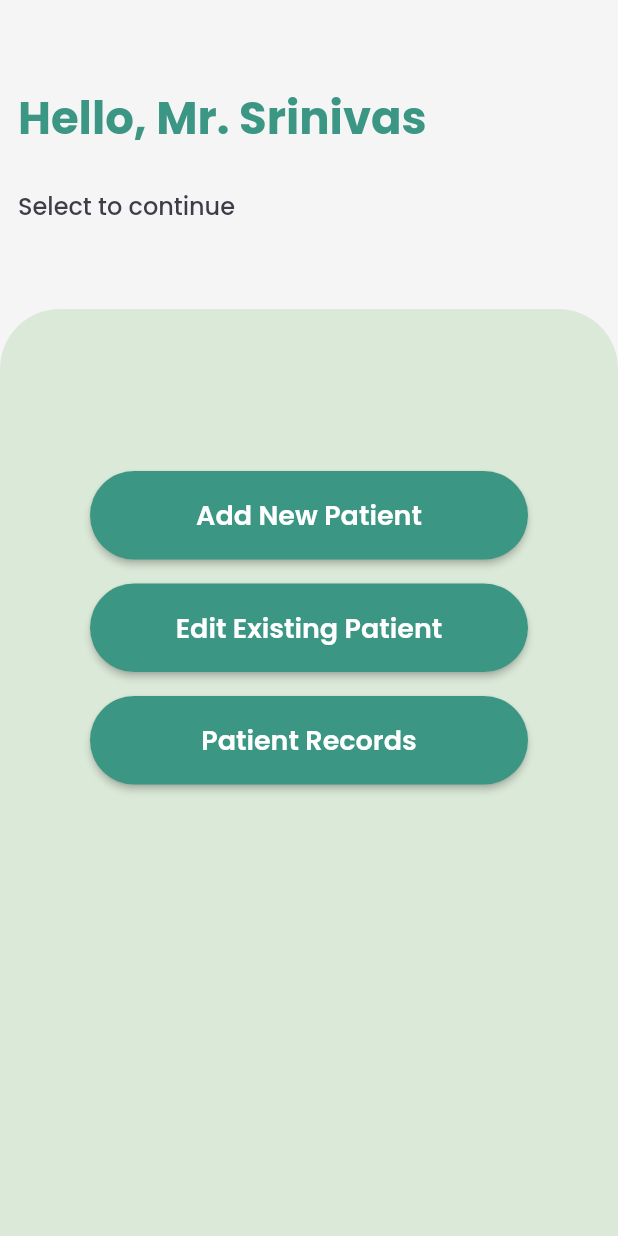
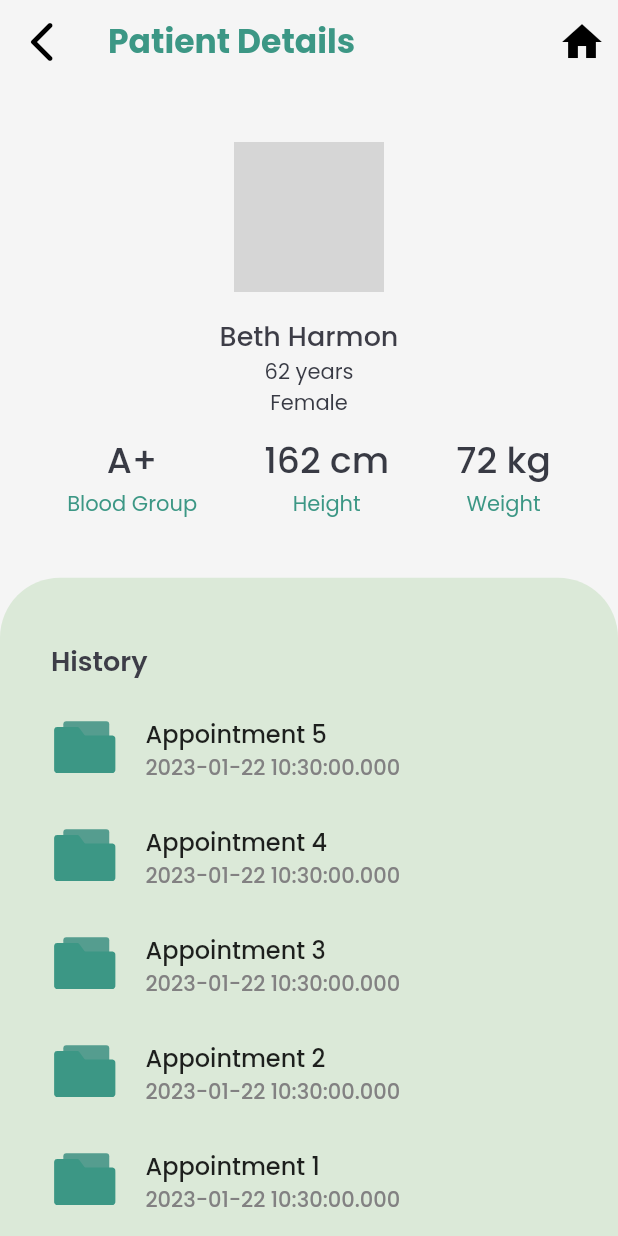
Before and after one commit to Vaibhav-Ramola/vaidyo-app, a Flutter app: the screen it shows after launch, on a phone screen of 412 x 824 dp. Run offline on Flutter 3.47's test engine with Material 2 defaults, Android fonts, the phone set to English and light mode, and no system bars; our stand-ins replace flutter_svg, google_fonts; network calls fail; project files that could hold a hidden picture were left out; grey boxes are pictures that could not be loaded.

Commit message:
finished patient details screen

```diff
--- a/lib/main.dart
+++ b/lib/main.dart
@@ -2,6 +2,7 @@ import 'package:flutter/material.dart';
 import 'package:vaidyo_app/pages/get_started_page.dart';
 import 'package:vaidyo_app/pages/lang_select_page.dart';
 import 'package:vaidyo_app/pages/login_page.dart';
+import 'package:vaidyo_app/pages/patients_details_page.dart';
 import 'package:vaidyo_app/pages/register_page.dart';
 import 'package:vaidyo_app/pages/select_page.dart';
 import 'package:vaidyo_app/pages/splash_screen.dart';
@@ -21,7 +22,7 @@ class MyApp extends StatelessWidget {
       theme: ThemeData(
         primarySwatch: Colors.blue,
       ),
-      home: const SelectPage(),
+      home: const PatientDetailsPage(),
     );
   }
 }
--- /dev/null
+++ b/lib/pages/patients_details_page.dart
@@ -0,0 +1,98 @@
+import 'package:flutter/material.dart';
+import 'package:google_fonts/google_fonts.dart';
+import 'package:vaidyo_app/theme_data.dart';
+import 'package:vaidyo_app/widgets/appointment_list.dart';
+import 'package:vaidyo_app/widgets/basic_details_container.dart';
+
+class PatientDetailsPage extends StatefulWidget {
+  const PatientDetailsPage({super.key});
+
+  @override
+  State<PatientDetailsPage> createState() => _PatientDetailsPageState();
+}
+
+class _PatientDetailsPageState extends State<PatientDetailsPage> {
+  @override
+  Widget build(BuildContext context) {
+    return Scaffold(
+      backgroundColor: backgroundColor,
+      appBar: AppBar(
+        elevation: 0,
+        backgroundColor: Colors.transparent,
+        leading: IconButton(
+          icon: const Icon(
+            Icons.arrow_back_ios_new_rounded,
+            color: Colors.black,
+            size: 32,
+          ),
+          onPressed: (() {}),
+        ),
+        title: Text(
+          "Patient Details",
+          style: GoogleFonts.poppins(
+            fontSize: 22,
+            fontWeight: FontWeight.w700,
+            color: const Color(0xff3C9785),
+          ),
+        ),
+        actions: [
+          IconButton(
+            onPressed: () {},
+            icon: const Icon(
+              Icons.home_sharp,
+              color: Colors.black,
+              size: 32,
+            ),
+          )
+        ],
+      ),
+      body: SafeArea(
+        child: Column(
+          children: [
+            const Flexible(
+              flex: 3,
+              child: BasicDetailsContainer(),
+            ),
+            Flexible(
+              flex: 4,
+              child: Container(
+                width: double.infinity,
+                padding: const EdgeInsets.only(
+                  top: 24,
+                  left: 16,
+                ),
+                decoration: const BoxDecoration(
+                  color: Color(0xffDBE9D8),
+                  borderRadius: BorderRadius.only(
+                    topLeft: Radius.circular(40),
+                    topRight: Radius.circular(40),
+                  ),
+                ),
+                child: Column(
+                  children: [
+                    Container(
+                      padding: const EdgeInsets.all(18),
+                      width: double.infinity,
+                      child: Text(
+                        "History",
+                        style: GoogleFonts.poppins(
+                          fontSize: 18,
+                          fontWeight: FontWeight.w600,
+                          color: const Color(0xff3D3D47),
+                        ),
+                        textAlign: TextAlign.left,
+                      ),
+                    ),
+                    const Expanded(
+                      child: AppointmentList(),
+                    ),
+                  ],
+                ),
+              ),
+            )
+          ],
+        ),
+      ),
+    );
+  }
+}
--- /dev/null
+++ b/lib/widgets/appointment_list.dart
@@ -0,0 +1,40 @@
+import 'package:flutter/material.dart';
+import 'package:flutter_svg/flutter_svg.dart';
+import 'package:google_fonts/google_fonts.dart';
+
+class AppointmentList extends StatefulWidget {
+  const AppointmentList({super.key});
+
+  @override
+  State<AppointmentList> createState() => _AppointmentListState();
+}
+
+class _AppointmentListState extends State<AppointmentList> {
+  @override
+  Widget build(BuildContext context) {
+    return ListView.builder(
+      itemCount: 5,
+      reverse: true,
+      itemBuilder: ((context, index) {
+        return ListTile(
+          onTap: () {},
+          leading: SvgPicture.asset('assets/images/folder.svg'),
+          title: Text(
+            "Appointment ${index + 1}",
+            style: GoogleFonts.poppins(
+              fontSize: 16,
+              fontWeight: FontWeight.w500,
+            ),
+          ),
+          subtitle: Text(
+            DateTime.now().toString(),
+            style: GoogleFonts.poppins(
+                fontSize: 14,
+                fontWeight: FontWeight.w500,
+                color: const Color(0xff828182)),
+          ),
+        );
+      }),
+    );
+  }
+}
--- /dev/null
+++ b/lib/widgets/basic_details_container.dart
@@ -0,0 +1,132 @@
+import 'dart:async';
+
+import 'package:flutter/material.dart';
+import 'package:google_fonts/google_fonts.dart';
+
+class BasicDetailsContainer extends StatefulWidget {
+  const BasicDetailsContainer({super.key});
+
+  @override
+  State<BasicDetailsContainer> createState() => _BasicDetailsContainerState();
+}
+
+class _BasicDetailsContainerState extends State<BasicDetailsContainer> {
+  @override
+  Widget build(BuildContext context) {
+    return Column(
+      mainAxisAlignment: MainAxisAlignment.center,
+      children: [
+        Container(
+          width: 100,
+          height: 100,
+          decoration: BoxDecoration(
+            borderRadius: BorderRadius.circular(50),
+          ),
+          child: ClipRRect(
+            borderRadius: BorderRadius.circular(50),
+            child: FadeInImage.assetNetwork(
+              fit: BoxFit.cover,
+              image: "https://www.refinery29.com/images/10215301.jpg",
+              placeholder: 'assets/images/placeholder.png',
+            ),
+          ),
+        ),
+        const SizedBox(
+          height: 16,
+        ),
+        Text(
+          "Beth Harmon",
+          style: GoogleFonts.poppins(
+            fontSize: 18,
+            fontWeight: FontWeight.w500,
+            color: const Color(0xff3D3D47),
+          ),
+        ),
+        Text(
+          "62 years",
+          style: GoogleFonts.poppins(
+            fontSize: 14,
+            fontWeight: FontWeight.w400,
+            color: const Color(0xff383A44),
+          ),
+        ),
+        Text(
+          "Female",
+          style: GoogleFonts.poppins(
+            fontSize: 14,
+            fontWeight: FontWeight.w400,
+            color: const Color(0xff383A44),
+          ),
+        ),
+        const SizedBox(
+          height: 10,
+        ),
+        Row(
+          mainAxisAlignment: MainAxisAlignment.spaceEvenly,
+          children: [
+            Column(
+              children: [
+                Text(
+                  "A+",
+                  style: GoogleFonts.poppins(
+                    fontSize: 24,
+                    fontWeight: FontWeight.w500,
+                    color: const Color(0xff383A44),
+                  ),
+                ),
+                Text(
+                  "Blood Group",
+                  style: GoogleFonts.poppins(
+                    fontSize: 14,
+                    fontWeight: FontWeight.w400,
+                    color: const Color(0xff3C9785),
+                  ),
+                ),
+              ],
+            ),
+            Column(
+              children: [
+                Text(
+                  "162 cm",
+                  style: GoogleFonts.poppins(
+                    fontSize: 24,
+                    fontWeight: FontWeight.w500,
+                    color: const Color(0xff383A44),
+                  ),
+                ),
+                Text(
+                  "Height",
+                  style: GoogleFonts.poppins(
+                    fontSize: 14,
+                    fontWeight: FontWeight.w400,
+                    color: const Color(0xff3C9785),
+                  ),
+                ),
+              ],
+            ),
+            Column(
+              children: [
+                Text(
+                  "72 kg",
+                  style: GoogleFonts.poppins(
+                    fontSize: 24,
+                    fontWeight: FontWeight.w500,
+                    color: const Color(0xff383A44),
+                  ),
+                ),
+                Text(
+                  "Weight",
+                  style: GoogleFonts.poppins(
+                    fontSize: 14,
+                    fontWeight: FontWeight.w400,
+                    color: const Color(0xff3C9785),
+                  ),
+                ),
+              ],
+            ),
+          ],
+        ),
+      ],
+    );
+  }
+}
--- a/pubspec.yaml
+++ b/pubspec.yaml
@@ -68,6 +68,9 @@ flutter:
     - assets/images/splash_screen.jpg
     - assets/images/Vaidyo image 1.svg
     - assets/images/Vaidyo image 2.svg
+    - assets/images/placeholder.png
+    - assets/images/folder.png
+    - assets/images/folder.svg
   #   - images/a_dot_ham.jpeg
 
   # An image asset can refer to one or more resolution-specific "variants", see
```
Also changed, not shown: assets/images/folder.png (added), assets/images/folder.svg (added), assets/images/placeholder.png (added).
